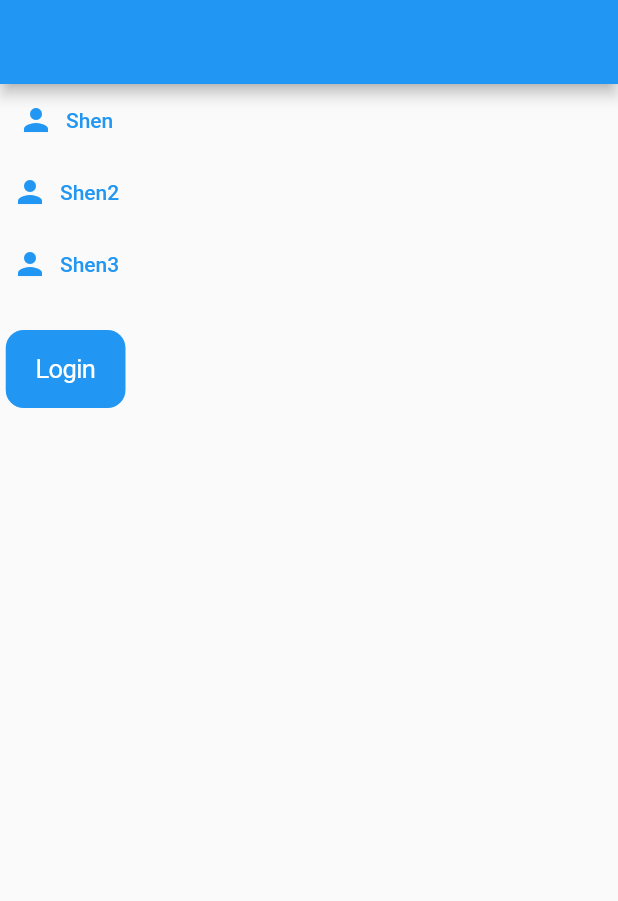
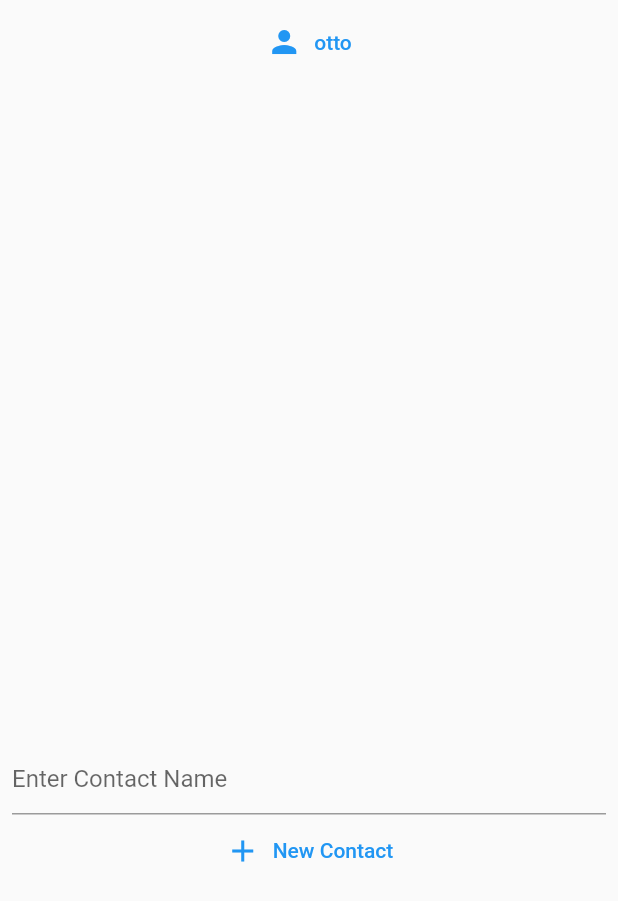
Before and after one commit to ottokafka/otto_chat_ui, a Flutter app: the screen it shows after launch, on a phone screen of 412 x 824 dp. Shown: the top 901 px of the screen. Run offline on Flutter 3.47's test engine with Material 2 defaults, Android fonts, the light colour scheme and no system bars; our stand-ins replace shared_preferences.

Commit message:
started implementation of state managment for loading a new contact

```diff
--- /dev/null
+++ b/lib/Add_Contact.dart
@@ -0,0 +1,71 @@
+import 'dart:async';
+
+import 'package:flutter/material.dart';
+import 'package:mac_chat/Actions/add_contact.dart';
+
+class AddContact extends StatefulWidget {
+  static const String id = "AddContact";
+
+  const AddContact({Key? key}) : super(key: key);
+
+  @override
+  _AddContactState createState() {
+    return _AddContactState();
+  }
+}
+
+class _AddContactState extends State<AddContact> {
+  final TextEditingController _controller = TextEditingController();
+  Future<User>? _futureAlbum;
+
+  @override
+  Widget build(BuildContext context) {
+    return Container(
+      alignment: Alignment.center,
+      padding: const EdgeInsets.all(8.0),
+      child: (_futureAlbum == null) ? buildColumn() : buildFutureBuilder(),
+    );
+  }
+
+  buildColumn() {
+    return Column(
+      // mainAxisAlignment: MainAxisAlignment.center,
+      children: <Widget>[
+        TextField(
+          controller: _controller,
+          decoration: const InputDecoration(hintText: 'Enter Contact Name'),
+        ),
+        TextButton.icon(
+            onPressed: () {
+              setState(() {
+                _futureAlbum = addContact(_controller.text);
+              });
+            },
+            icon: Icon(Icons.add),
+            label: Text("New Contact")),
+      ],
+    );
+  }
+
+  FutureBuilder<User> buildFutureBuilder() {
+    return FutureBuilder<User>(
+      future: _futureAlbum,
+      builder: (context, snapshot) {
+        if (snapshot.hasData) {
+          return Column(
+            children: [
+              buildColumn(),
+              SizedBox(height: 40),
+              Text(snapshot.data!.message),
+              Text(snapshot.data!.user),
+            ],
+          );
+        } else if (snapshot.hasError) {
+          return Text('${snapshot.error}');
+        }
+
+        return const CircularProgressIndicator();
+      },
+    );
+  }
+}
--- a/lib/Messages.dart
+++ b/lib/Messages.dart
@@ -1,7 +1,11 @@
 import 'package:flutter/cupertino.dart';
 import 'package:flutter/material.dart';
+import 'package:shared_preferences/shared_preferences.dart';
 
+import 'Actions/add_contact.dart';
+import 'Add_Contact.dart';
 import 'Chat.dart';
+import 'globals.dart';
 
 // TODO: Get users for Otto from API and load them here or
 // TODO: Get users from local storage and load them
@@ -10,96 +14,74 @@ class Messages extends StatelessWidget {
   late String user;
   late String user2;
 
+// Load contacts dynamically from local stoarge
   @override
   Widget build(BuildContext context) {
-    return Scaffold(
-      appBar: AppBar(),
-      body: MaterialApp(
+    return MaterialApp(
       home: Scaffold(
         body: Column(
           children: [
             // Icon with text field
+            Expanded(child: LoadContacts()),
 
-              TextButton.icon(
+            SizedBox(height: 150),
+
+            Expanded(child: AddContact()),
+          ],
+        ),
+      ),
+    );
+  }
+}
+
+class LoadContacts extends StatefulWidget {
+  const LoadContacts({Key? key}) : super(key: key);
+
+  @override
+  _LoadContactsState createState() => _LoadContactsState();
+}
+
+class _LoadContactsState extends State<LoadContacts> {
+  var contactsList = [];
+
+  @override
+  void initState() {
+    super.initState();
+
+    loadContacts() async {
+      SharedPreferences prefs = await SharedPreferences.getInstance();
+      List<String>? list = prefs.getStringList("contacts");
+      setState(() => {
+            reload = false,
+            for (var i = 0; i < list!.length; i++) {contactsList.add(list[i])}
+          });
+    }
+
+    loadContacts();
+  }
+
+  Widget build(BuildContext context) {
+    return ListView.builder(
+      itemCount: contactsList.length,
+      itemBuilder: (context, index) {
+        return ListTile(
+          // title: Text(contactsList[index]),
+          title: TextButton.icon(
               onPressed: () {
                 Navigator.push(
                   context,
                   MaterialPageRoute(
                     builder: (context) => Chat(
                       user: "otto",
-                          user2: "shen",
+                      user2: contactsList[index],
                     ),
                   ),
                 );
               },
               icon: Icon(Icons.person),
-                  label: Text("Shen")),
-
-              TextButton.icon(
-                  onPressed: () {
-                    Navigator.push(
-                      context,
-                      MaterialPageRoute(
-                        builder: (context) => Chat(
-                          user: "otto",
-                          user2: "shen2",
-                        ),
-                      ),
+              label: Text(contactsList[index])),
         );
       },
-                  icon: Icon(Icons.person),
-                  label: Text("Shen2")),
-
-              TextButton.icon(
-                  onPressed: () {
-                    Navigator.push(
-                      context,
-                      MaterialPageRoute(
-                        builder: (context) => Chat(
-                          user: "otto",
-                          user2: "shen3",
-                        ),
-                      ),
-                    );
-                  },
-                  icon: Icon(Icons.person),
-                  label: Text("Shen3")),
-
-              SizedBox(height: 20),
-              CupertinoButton.filled(
-                child: Text("Login"),
-                onPressed: () {
-                  startChat() async {
-                    Navigator.push(
-                      context,
-                      MaterialPageRoute(
-                        builder: (context) => Chat(
-                          user: "otto",
-                          user2: "shen2",
-                        ),
-                      ),
-                    );
-
-                    // await MessagesSetup(email, password);
-                    // SharedPreferences prefs =
-                    //     await SharedPreferences.getInstance();
-                    // String msg = prefs.getString("msg");
-
-                    // if (msg == "Invalid Credentials") {
-                    //   print("alert message");
-                    //   alert();
-                    //   prefs.remove("msg");
-                    // }
-                    // checkToken();
-                  }
-
-                  startChat();
-                },
-              ),
-            ],
-          ),
-        ),
-      ),
     );
   }
 }
--- a/lib/config.dart
+++ b/lib/config.dart
@@ -1,3 +1,8 @@
+import 'package:shared_preferences/shared_preferences.dart';
+
+var token =
+    "eyJhbGciOiJIUzI1NiIsInR5cCI6IkpXVCJ9.eyJ1c2VybmFtZSI6Im90dG8iLCJpc3MiOiJtYWNjaGF0LmNvbSJ9.iFE0KK3QByXFDzgjysJ6GNSUNUZnftE24F_IV4kYgH8";
+
 class Config {
   // in web use localhost but in android use 10.0.2.2
   // ios work with 127.0.0.1
@@ -10,8 +15,14 @@ class Config {
   static String url = "localhost" + ":";
   static String port = "4000";
 
-  // // -------- Business APIs --------------------
-  // static String postApiAppointmentsBusiness =
-  //     "http://$url$port/api/appointments/business";
+  // Add a contact
+  static Uri addContactURL = Uri.parse("http://localhost:4000/addcontact");
+}
 
+// initailize database for app
+// contacts
+void initailizeApp() async {
+  SharedPreferences prefs = await SharedPreferences.getInstance();
+  await prefs.setStringList("contacts", ['otto']);
+  await prefs.setString("token", token);
 }
--- /dev/null
+++ b/lib/globals.dart
@@ -0,0 +1,6 @@
+// This is a library I Created for the use of a global variable. I need it to use the variable to get the user input and then transfer that input to the next screen to get the associated times connected to the business ID I found this way the easiest method to implement but I need.
+
+library my_prj.globals;
+
+// These variables are used to save business data to appointment
+bool reload = false;
--- a/lib/main.dart
+++ b/lib/main.dart
@@ -1,14 +1,24 @@
 import 'package:flutter/material.dart';
 import 'package:mac_chat/Messages.dart';
+import 'package:provider/provider.dart';
 
+import 'Add_Contact.dart';
+import 'All_Contacts.dart';
 import 'Chat.dart';
 import 'Login.dart';
+import 'config.dart';
 
-void main() => runApp(OttoChat());
+void main() => runApp(MultiProvider(
+      providers: [
+        ChangeNotifierProvider<UserState>(create: (_) => UserState()),
+      ],
+      child: OttoChat(),
+    ));
 
 class OttoChat extends StatelessWidget {
   @override
   Widget build(BuildContext context) {
+    initailizeApp();
     return MaterialApp(
       initialRoute: Messages.id,
       routes: {
@@ -16,6 +26,8 @@ class OttoChat extends StatelessWidget {
         // Chat.id: (context) => Chat(),
         Login.id: (context) => Login(),
         Messages.id: (context) => Messages(),
+        AllContacts.id: (context) => AllContacts(),
+        AddContact.id: (context) => AddContact(),
       },
     );
   }
--- a/pubspec.yaml
+++ b/pubspec.yaml
@@ -30,6 +30,8 @@ dependencies:
   cupertino_icons: ^1.0.2
   web_socket_channel: ^2.1.0
   provider: ^5.0.0
+  http: ^0.13.3
+  shared_preferences: ^2.0.6
 
 
 dev_dependencies:
```
Also changed, not shown: lib/Actions/add_contact.dart (added, +80 -0 lines), lib/Actions/login.dart (added, +42 -0 lines), lib/All_Contacts.dart (added, +113 -0 lines), lib/Chat.dart (+11 -21 lines), lib/UserState.dart (added, +13 -0 lines), pubspec.lock, 10 other files. Lines whose indentation alone changed are shown as unchanged.
